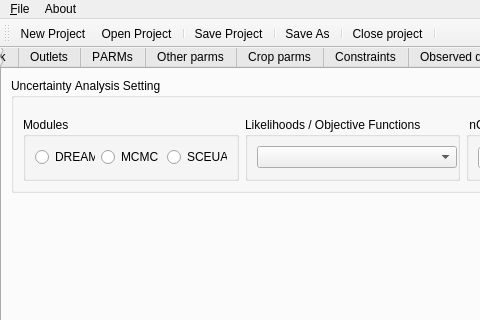
Before: the Qt Designer form APEX-CUTE/cute_gui_r1.ui in spark-brc/APEX-CUTE, drawn with Qt 5; both pictures show x 0 to 480 and y 0 to 320 of the 725 by 761 pixel window.
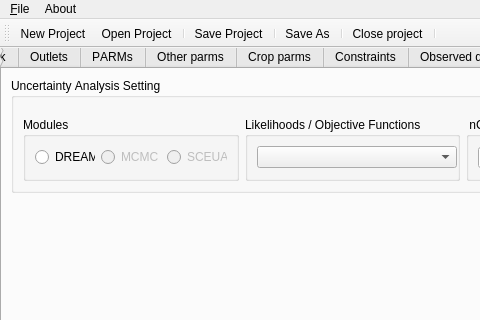
After: the same form once the commit is applied. The open tabs and pages were chosen to show the change. Icons and pictures are not drawn.

Diff of the .ui file:
```diff
--- a/APEX-CUTE/cute_gui_r1.ui
+++ b/APEX-CUTE/cute_gui_r1.ui
@@ -14280,6 +14280,9 @@
               </item>
               <item>
                <widget class="QRadioButton" name="radioButton_mcmc">
+                <property name="enabled">
+                 <bool>false</bool>
+                </property>
                 <property name="text">
                  <string>MCMC</string>
                 </property>
@@ -14290,6 +14293,9 @@
               </item>
               <item>
                <widget class="QRadioButton" name="radioButton_sceua">
+                <property name="enabled">
+                 <bool>false</bool>
+                </property>
                 <property name="text">
                  <string>SCEUA</string>
                 </property>
```
